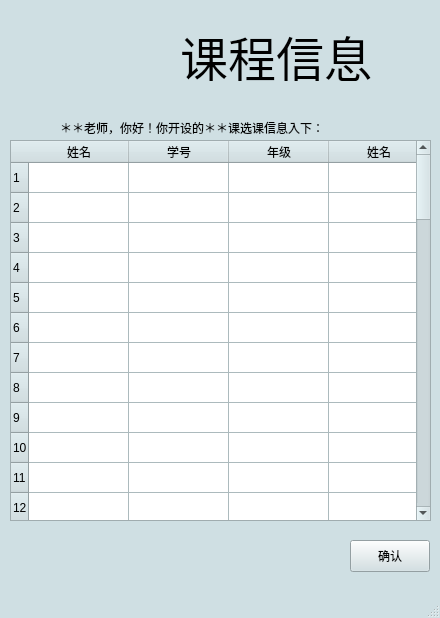
Qt form client/courseinfowindow.ui (hzshang/xkSystem) before a commit.
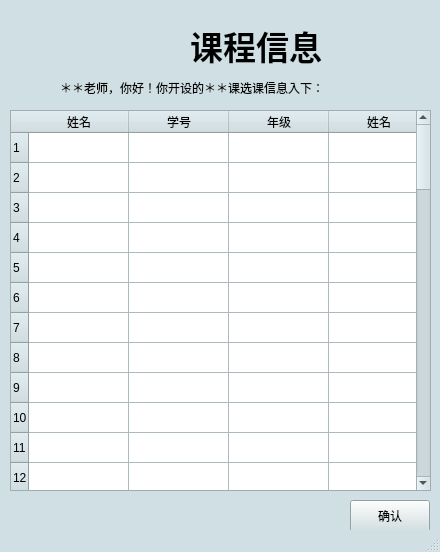
The same form after that commit. Icons and pictures are not drawn.

Diff of the .ui file:
```diff
--- a/client/courseinfowindow.ui
+++ b/client/courseinfowindow.ui
@@ -7,7 +7,7 @@
     <x>0</x>
     <y>0</y>
     <width>440</width>
-    <height>618</height>
+    <height>552</height>
    </rect>
   </property>
   <property name="palette">
@@ -432,10 +432,10 @@
    <widget class="QLabel" name="label">
     <property name="geometry">
      <rect>
-      <x>80</x>
-      <y>20</y>
-      <width>80</width>
-      <height>80</height>
+      <x>100</x>
+      <y>10</y>
+      <width>60</width>
+      <height>60</height>
      </rect>
     </property>
     <property name="text">
@@ -451,15 +451,18 @@
    <widget class="QLabel" name="label_2">
     <property name="geometry">
      <rect>
-      <x>180</x>
-      <y>30</y>
-      <width>201</width>
+      <x>190</x>
+      <y>20</y>
+      <width>141</width>
       <height>51</height>
      </rect>
     </property>
     <property name="font">
      <font>
-      <pointsize>36</pointsize>
+      <family>Aharoni</family>
+      <pointsize>25</pointsize>
+      <weight>75</weight>
+      <bold>true</bold>
      </font>
     </property>
     <property name="text">
@@ -470,7 +473,7 @@
     <property name="geometry">
      <rect>
       <x>60</x>
-      <y>120</y>
+      <y>80</y>
       <width>331</width>
       <height>16</height>
      </rect>
@@ -483,7 +486,7 @@
     <property name="geometry">
      <rect>
       <x>10</x>
-      <y>140</y>
+      <y>110</y>
       <width>421</width>
       <height>381</height>
      </rect>
@@ -585,7 +588,7 @@
     <property name="geometry">
      <rect>
       <x>350</x>
-      <y>540</y>
+      <y>500</y>
       <width>80</width>
       <height>32</height>
      </rect>
```
